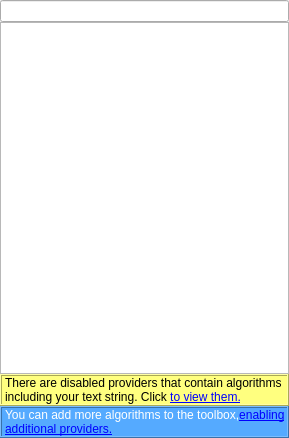
First picture: the form in python/plugins/processing/ui/ProcessingToolbox.ui, repository carsmie/QGIS, before the edit.
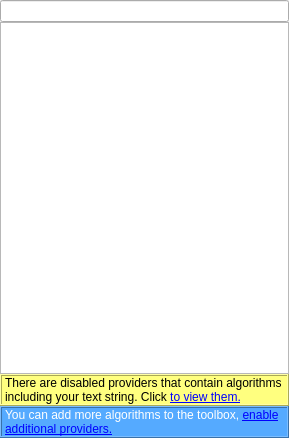
Second picture: the form after the edit. Custom widgets are drawn as their Qt base class.

Patch:
```diff
--- a/python/plugins/processing/ui/ProcessingToolbox.ui
+++ b/python/plugins/processing/ui/ProcessingToolbox.ui
@@ -81,7 +81,7 @@
        <enum>QFrame::Raised</enum>
       </property>
       <property name="text">
-       <string>You can add more algorithms to the toolbox,&lt;a href=&quot;enable&quot;&gt;enabling additional providers.&lt;/a&gt;</string>
+       <string>You can add more algorithms to the toolbox, &lt;a href=&quot;enable&quot;&gt;enable additional providers.&lt;/a&gt;</string>
       </property>
       <property name="wordWrap">
        <bool>true</bool>
```
